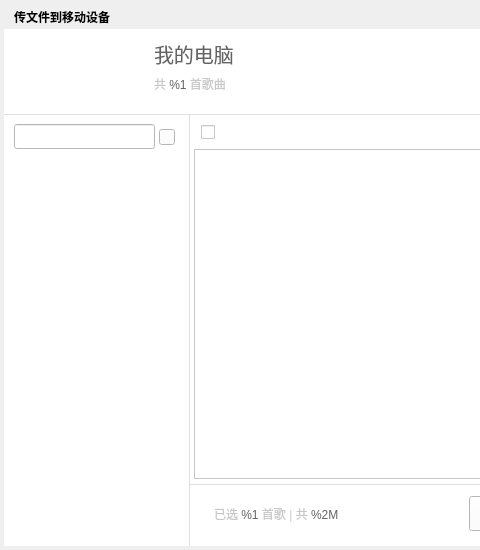
Greedysky/TTKMusicPlayer, file TTKModule/TTKWidget/musicUiKits/musicToolsKits/musicconnecttransferwidget.ui: the form before one commit; both pictures show x 0 to 480 and y 0 to 550 of the 905 by 550 pixel window.
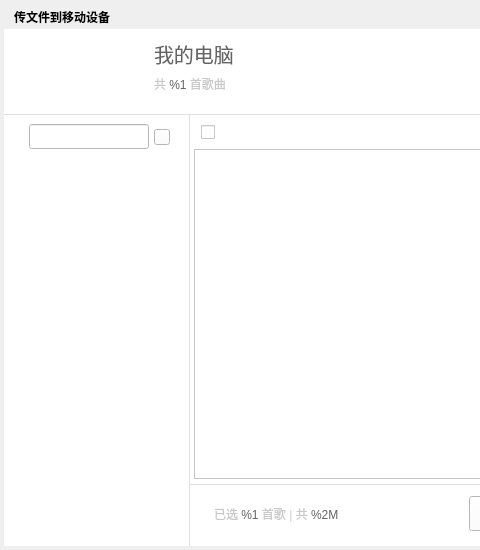
The form after the commit. Icons and pictures are not drawn. Custom widgets are drawn as their Qt base class.

```diff
--- a/TTKModule/TTKWidget/musicUiKits/musicToolsKits/musicconnecttransferwidget.ui
+++ b/TTKModule/TTKWidget/musicUiKits/musicToolsKits/musicconnecttransferwidget.ui
@@ -73,7 +73,7 @@
      <rect>
       <x>30</x>
       <y>150</y>
-      <width>90</width>
+      <width>101</width>
       <height>300</height>
      </rect>
     </property>
@@ -161,9 +161,9 @@
    <widget class="QLineEdit" name="searchLineEdit">
     <property name="geometry">
      <rect>
-      <x>10</x>
+      <x>25</x>
       <y>95</y>
-      <width>141</width>
+      <width>120</width>
       <height>25</height>
      </rect>
     </property>
@@ -171,7 +171,7 @@
    <widget class="QPushButton" name="searchLineLabel">
     <property name="geometry">
      <rect>
-      <x>155</x>
+      <x>150</x>
       <y>100</y>
       <width>16</width>
       <height>16</height>
```
